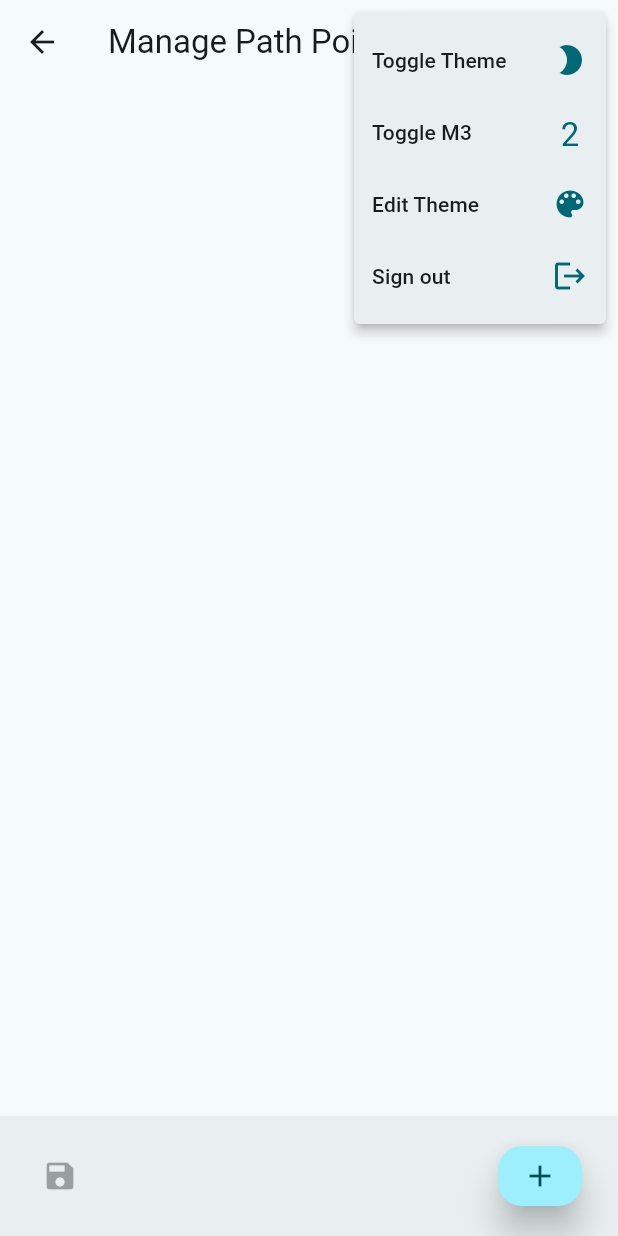
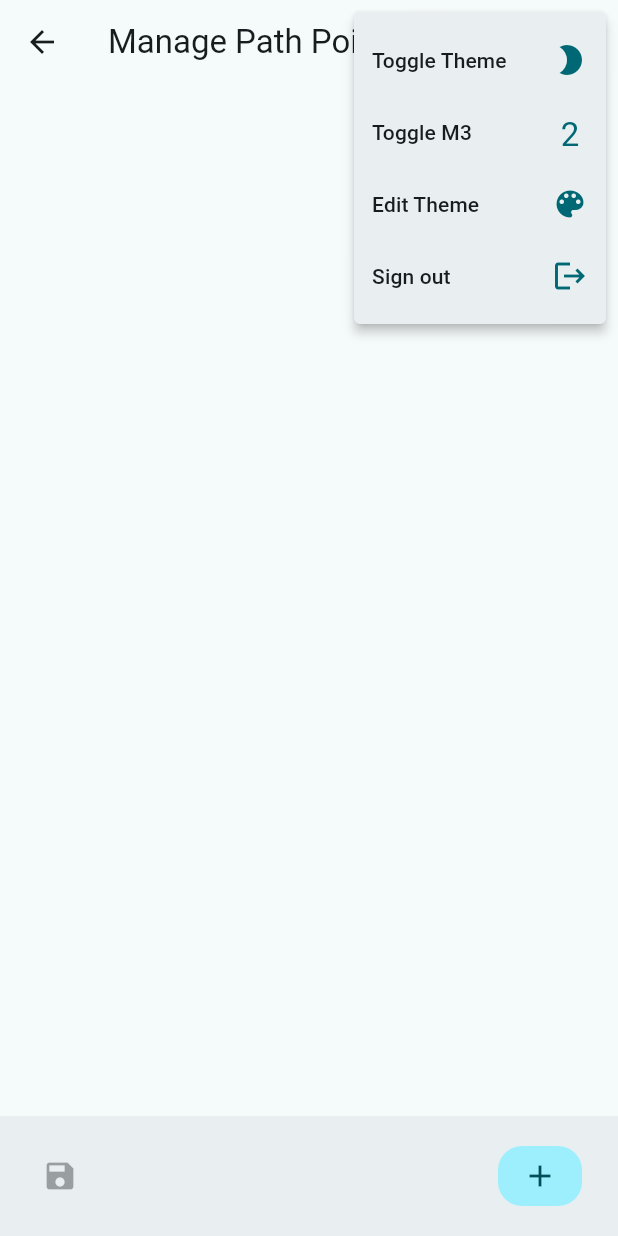
Before and after one commit to pohuing/kumo_app, a Flutter app: the PathPointManagementView screen opened by its route, after a tap on the "more vert" icon, on a phone screen of 412 x 824 dp. Run offline on Flutter 3.47's test engine with Material 2 defaults, Android fonts, the phone set to English and light mode, and no system bars; our stand-ins replace email_validator, equatable, flutter_bloc, flutter_colorpicker, hydrated_bloc.

Commit message:
Graphical fixes

```diff
--- a/lib/blocs/path_point_cubit.dart
+++ b/lib/blocs/path_point_cubit.dart
@@ -12,7 +12,7 @@ class PathPointManagementCubit extends Cubit<PathPointManagementState> {
   get anyChanged {
     var any = state.pathPoints
         .any((element) => element.isDirty || element.toBeDeleted);
-    log(any.toString(), name: runtimeType.toString() + '.anyChanged');
+    log(any.toString(), name: '$runtimeType.anyChanged');
     return any;
   }
 
@@ -43,7 +43,7 @@ class PathPointManagementCubit extends Cubit<PathPointManagementState> {
 class PathPointManagementState extends Equatable {
   final List<PathPoint> pathPoints;
 
-  PathPointManagementState(this.pathPoints);
+  const PathPointManagementState(this.pathPoints);
 
   @override
   List<Object?> get props => [pathPoints];
--- a/lib/blocs/theme_cubit.dart
+++ b/lib/blocs/theme_cubit.dart
@@ -10,9 +10,9 @@ class ThemeCubit extends HydratedCubit<ThemeState> {
   );
 
   static Color seed = Colors.white;
-  static const bool m3_default = true;
+  static const bool m3Default = true;
 
-  ThemeCubit() : super(ThemeState(getTheme(), isBright: true, m3: m3_default));
+  ThemeCubit() : super(ThemeState(getTheme(), isBright: true, m3: m3Default));
 
   void switchTheme() {
     emit(
@@ -40,7 +40,7 @@ class ThemeCubit extends HydratedCubit<ThemeState> {
   }
 
   static ThemeData getTheme(
-      {bool isBright = true, Color? seed, bool? m3 = m3_default}) {
+      {bool isBright = true, Color? seed, bool? m3 = m3Default}) {
     return ThemeData(
       useMaterial3: m3,
       inputDecorationTheme: inputDecorationTheme,
@@ -75,7 +75,7 @@ class ThemeState extends Equatable {
   final bool m3;
 
   const ThemeState(this.data,
-      {this.isBright = false, this.m3 = ThemeCubit.m3_default});
+      {this.isBright = false, this.m3 = ThemeCubit.m3Default});
 
   @override
   List<Object?> get props => [data, isBright, m3];
--- a/lib/widgets/general_purpose/accent_color_picker.dart
+++ b/lib/widgets/general_purpose/accent_color_picker.dart
@@ -36,7 +36,7 @@ class _AccentColorPickerState extends State<AccentColorPicker> {
     return AlertDialog(
       title: const Text('Select a new color seed'),
       actions: [
-        MaterialButton(
+        ElevatedButton(
           onPressed: () {
             context.read<ThemeCubit>().setSeed(currentColor);
           },
--- a/lib/widgets/path_point_management_view.dart
+++ b/lib/widgets/path_point_management_view.dart
@@ -30,13 +30,13 @@ class _PathPointManagementViewState extends State<PathPointManagementView> {
                     onPressed: cubit.anyChanged ? () {} : null,
                     icon: const Icon(Icons.save)),
               ),
-              Spacer(),
+              const Spacer(),
               Padding(
                 padding: const EdgeInsets.all(8.0),
                 child: FloatingActionButton(
+                  elevation: Theme.of(context).useMaterial3 ? 0 : null,
+                  onPressed: () {},
                   child: const Icon(Icons.add),
-                  elevation: 10,
-                  onPressed: () {},
                 ),
               ),
             ],
@@ -96,7 +96,7 @@ class _PathPointManagementViewState extends State<PathPointManagementView> {
   @override
   void initState() {
     super.initState();
-    cubit = PathPointManagementCubit(PathPointManagementState(const []));
+    cubit = PathPointManagementCubit(const PathPointManagementState([]));
     cubit.loadPoints();
   }
 }
--- a/lib/widgets/router.dart
+++ b/lib/widgets/router.dart
@@ -24,11 +24,13 @@ class RouteGenerator {
       case '/explore':
       case 'explore':
         final args = (settings.arguments ?? '') as String;
+        final title = args.isNotEmpty ? args : 'Root';
+
         if (!kIsWeb && Platform.isIOS) {
           return CupertinoPageRoute(
             builder: (context) => Scaffold(
                 appBar: CommonAppBar(
-                  title: args,
+                  title: title,
                 ),
                 body: NestedExplorer(path: args)),
           );
@@ -36,7 +38,7 @@ class RouteGenerator {
         return PageRouteBuilder(
           pageBuilder: (context, a1, a2) => Scaffold(
               appBar: CommonAppBar(
-                title: args,
+                title: title,
               ),
               body: NestedExplorer(path: args)),
           transitionsBuilder: (context, a1, a2, child) {
```
